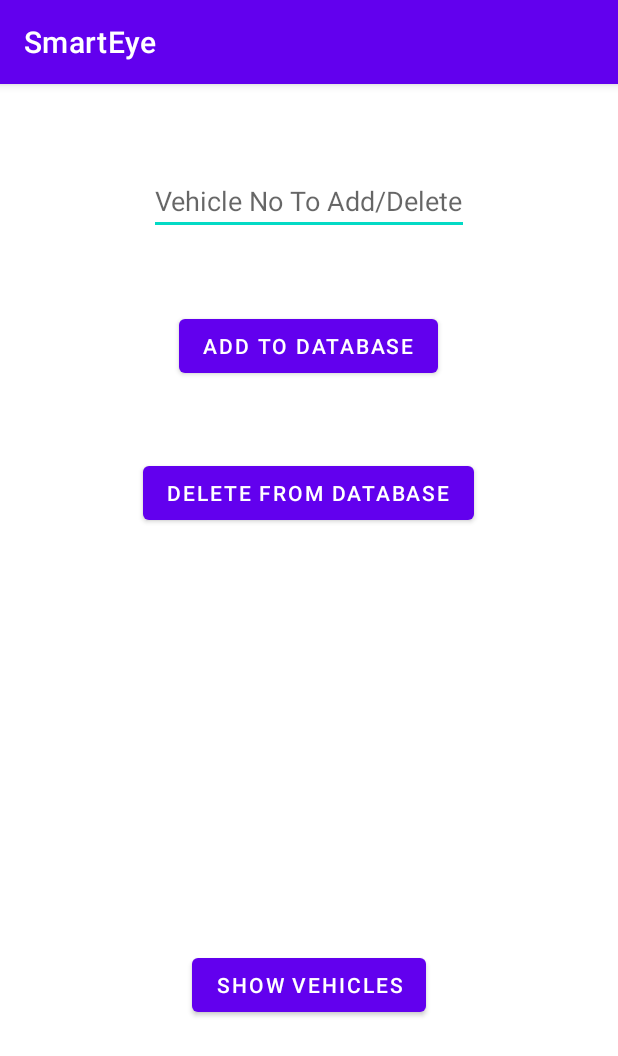
After one commit to maheshgodase123/B.E-PROJECT--SmartEye, an Android app: the manageVehicles screen opened directly, with no data from a screen before it, on a phone screen of 412 x 824 dp. The commit adds this screen. Shown: the top 1056 px of the screen. Run offline under Robolectric (Android 15) with nearby library versions, the phone set to English and light mode, and no system bars; our stand-ins replace Firebase (no records; nobody signed in at launch, a user with empty details on screens opened directly).

Commit message:
New Feature Added Manage Vehicles

```diff
--- /dev/null
+++ b/app/src/main/java/com/example/imageclassifier/manageVehicles.java
@@ -0,0 +1,162 @@
+package com.example.imageclassifier;
+
+import androidx.annotation.NonNull;
+import androidx.appcompat.app.AppCompatActivity;
+
+import android.content.Intent;
+import android.os.Bundle;
+import android.view.View;
+import android.widget.Button;
+import android.widget.EditText;
+import android.widget.Toast;
+
+import com.google.android.gms.tasks.OnCompleteListener;
+import com.google.android.gms.tasks.Task;
+import com.google.firebase.database.DataSnapshot;
+import com.google.firebase.database.DatabaseError;
+import com.google.firebase.database.DatabaseReference;
+import com.google.firebase.database.FirebaseDatabase;
+import com.google.firebase.database.Query;
+import com.google.firebase.database.ValueEventListener;
+
+public class manageVehicles extends AppCompatActivity {
+
+    private EditText vehicleNo;
+    private Button AddVehicle, DeleteVehicle, showVehicle;
+
+    private FirebaseDatabase db = FirebaseDatabase.getInstance();
+    private DatabaseReference vehicle = db.getReference().child("Allowed_Vehicles");
+
+    @Override
+    protected void onCreate(Bundle savedInstanceState) {
+        super.onCreate(savedInstanceState);
+        setContentView(R.layout.activity_manage_vehicles);
+
+        vehicleNo = findViewById(R.id.AddNo);
+        AddVehicle = findViewById(R.id.AddNoBtn);
+        DeleteVehicle = findViewById(R.id.DeleteBtn);
+        showVehicle = findViewById(R.id.noplateDatabase);
+
+        AddVehicle.setOnClickListener(new View.OnClickListener() {
+            @Override
+            public void onClick(View v) {
+
+                String value = vehicleNo.getText().toString().toLowerCase();
+                value = noplateFormat(value);
+
+                if(value != null)
+                {
+                    Query query = vehicle.orderByValue().equalTo(value);
+
+                    String finalValue = value;
+                    query.addListenerForSingleValueEvent(new ValueEventListener() {
+                        @Override
+                        public void onDataChange(@NonNull DataSnapshot snapshot) {
+                            if(snapshot.exists())
+                            {
+//                            String key = snapshot.getKey();
+//                            Object value = snapshot.getValue();
+//                            System.out.println(key + ": " + value);
+                                Toast.makeText(manageVehicles.this, "Data Already Exist!!", Toast.LENGTH_SHORT).show();
+                            }
+                            else{
+                                vehicle.push().setValue(finalValue).addOnCompleteListener(new OnCompleteListener<Void>() {
+                                    @Override
+                                    public void onComplete(@NonNull Task<Void> task) {
+                                        Toast.makeText(manageVehicles.this, "Vehicle Added To The Database!!", Toast.LENGTH_SHORT).show();
+                                    }
+                                });
+                            }
+                        }
+
+                        @Override
+                        public void onCancelled(@NonNull DatabaseError error) {
+
+                        }
+                    });
+                }
+
+            }
+        });
+
+        DeleteVehicle.setOnClickListener(new View.OnClickListener() {
+            @Override
+            public void onClick(View view) {
+                String value = vehicleNo.getText().toString().toLowerCase();
+
+                Query query = vehicle.orderByValue().equalTo(value);
+
+                query.addListenerForSingleValueEvent(new ValueEventListener() {
+                    @Override
+                    public void onDataChange(@NonNull DataSnapshot snapshot) {
+                        if(snapshot.exists())
+                        {
+//                            String key = snapshot.getKey();
+//                            Object value = snapshot.getValue();
+//                            System.out.println(key + ": " + value);
+                            // for deletion we need get childrens of key as above snapshot returns keys
+                            for (DataSnapshot childSnapshot: snapshot.getChildren()) {
+//                                String key = childSnapshot.getKey();
+//                                Object value = childSnapshot.getValue();
+//                                System.out.println(key + ": " + value);
+                                // remove the child with the matching value
+                                childSnapshot.getRef().removeValue().addOnCompleteListener(new OnCompleteListener<Void>() {
+                                    @Override
+                                    public void onComplete(@NonNull Task<Void> task) {
+                                        if (task.isSuccessful()) {
+                                            // Vehicle number removed successfully
+                                            Toast.makeText(getApplicationContext(), "Vehicle number removed", Toast.LENGTH_SHORT).show();
+                                        } else {
+                                            // Failed to remove vehicle number
+                                            Toast.makeText(getApplicationContext(), "Failed to remove vehicle number", Toast.LENGTH_SHORT).show();
+                                        }
+                                    }
+                                });
+                            }
+                        }
+                        else{
+                            Toast.makeText(manageVehicles.this, "Vehicle Does Not Exists!!", Toast.LENGTH_SHORT).show();
+                        }
+                    }
+
+                    @Override
+                    public void onCancelled(@NonNull DatabaseError error) {
+
+                    }
+                });
+            }
+        });
+
+        showVehicle.setOnClickListener(new View.OnClickListener() {
+            @Override
+            public void onClick(View view) {
+                startActivity(new Intent(manageVehicles.this,showVehicles.class));
+            }
+        });
+    }
+
+    private String noplateFormat(String number)
+    {
+        number.trim();
+        StringBuilder formattedNumber = new StringBuilder();
+
+        for(int i = 0; i < number.length(); i++)
+        {
+            if((number.charAt(i) >= 'a' && number.charAt(i) <= 'z') || (number.charAt(i) >= 'A' && number.charAt(i) <= 'Z'))
+            {
+                formattedNumber.append(number.charAt(i));
+            }
+            else if((number.charAt(i) >= '0' && number.charAt(i) <= '9'))
+            {
+                formattedNumber.append(number.charAt(i));
+            }
+        }
+
+        if(formattedNumber.toString().length() != 10)
+        {
+            return null;
+        }
+
+        return formattedNumber.toString();
+    }
+}
--- /dev/null
+++ b/app/src/main/res/layout/activity_manage_vehicles.xml
@@ -0,0 +1,44 @@
+<?xml version="1.0" encoding="utf-8"?>
+<RelativeLayout xmlns:android="http://schemas.android.com/apk/res/android"
+    xmlns:app="http://schemas.android.com/apk/res-auto"
+    xmlns:tools="http://schemas.android.com/tools"
+    android:layout_width="match_parent"
+    android:layout_height="match_parent"
+    tools:context=".manageVehicles">
+
+    <EditText
+        android:id="@+id/AddNo"
+        android:layout_width="wrap_content"
+        android:layout_height="wrap_content"
+        android:layout_centerHorizontal="true"
+        android:layout_marginTop="55dp"
+        android:hint="Vehicle No To Add/Delete" />
+
+    <Button
+        android:id="@+id/AddNoBtn"
+        android:layout_width="wrap_content"
+        android:layout_height="wrap_content"
+        android:layout_below="@+id/AddNo"
+        android:layout_centerHorizontal="true"
+        android:layout_marginTop="50dp"
+        android:text="Add To Database" />
+
+    <Button
+        android:id="@+id/DeleteBtn"
+        android:layout_width="wrap_content"
+        android:layout_height="wrap_content"
+        android:layout_below="@+id/AddNoBtn"
+        android:layout_centerHorizontal="true"
+        android:layout_marginTop="50dp"
+        android:text="Delete From Database" />
+
+    <Button
+        android:id="@+id/noplateDatabase"
+        android:layout_width="wrap_content"
+        android:layout_height="wrap_content"
+        android:layout_below="@+id/DeleteBtn"
+        android:layout_centerHorizontal="true"
+        android:layout_marginTop="280dp"
+        android:text="Show Vehicles" />
+
+</RelativeLayout>
```
Also changed, not shown: app/src/main/AndroidManifest.xml (+7 -1 lines), app/src/main/java/com/example/imageclassifier/MainActivity.java (+10 -2 lines), app/src/main/java/com/example/imageclassifier/VehiclesAdapter.java (added, +53 -0 lines), app/src/main/java/com/example/imageclassifier/activity_scanning.java (+31 -11 lines), app/src/main/java/com/example/imageclassifier/showVehicles.java (added, +60 -0 lines), app/src/main/res/layout/activity_main.xml (+14 -6 lines), app/src/main/res/layout/activity_show_vehicles.xml (added, +18 -0 lines), app/src/main/res/layout/vehiclesitem.xml (added, +41 -0 lines), 182 other files.
